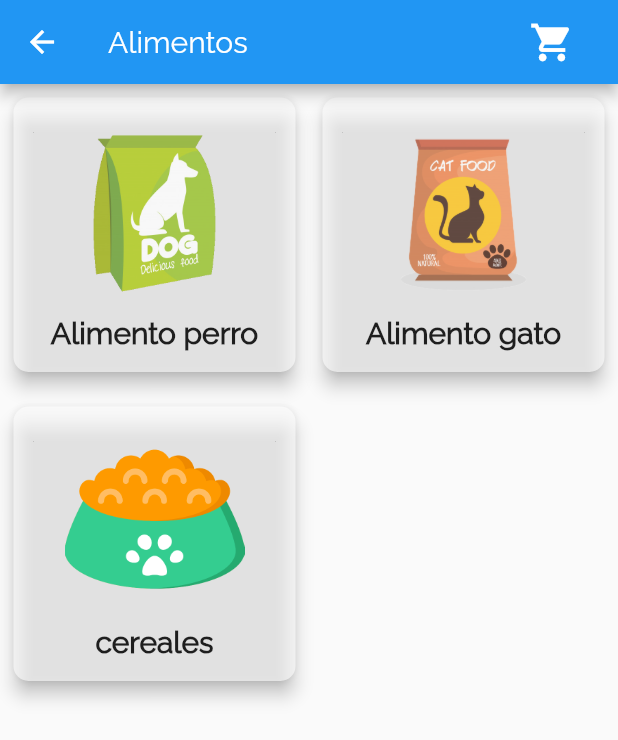
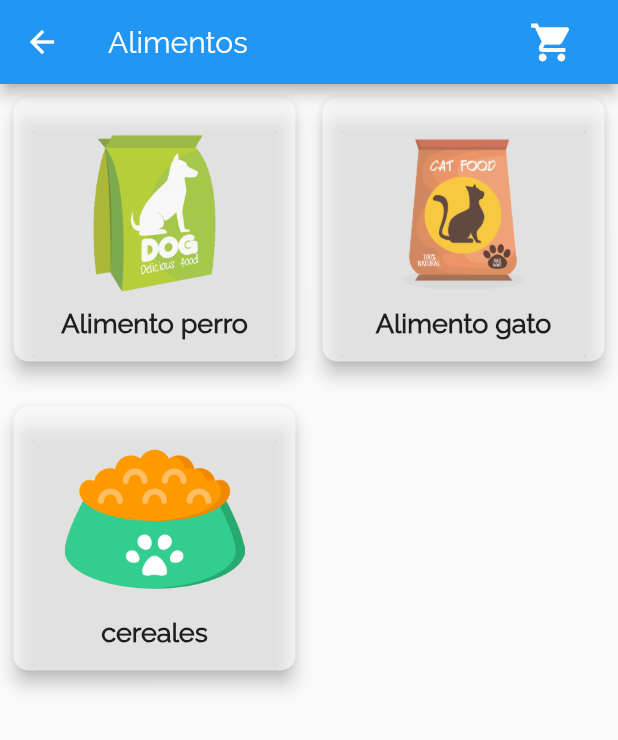
Before and after one commit to AxelCorbera/flutter_app2, a Flutter app: the screen it shows after launch, after a tap on "Alimentos", on a phone screen of 412 x 824 dp. Shown: the top 740 px of the screen. Run offline on Flutter 3.47's test engine with Material 2 defaults, Android fonts, the phone set to English and light mode, and no system bars; our stand-ins replace image_picker; missing offline and left inert: dart:ffi, mercadopago_sdk; network calls fail.

Commit message:
detalle mascota6

```diff
--- a/lib/Home.dart
+++ b/lib/Home.dart
@@ -155,16 +155,16 @@ class _HomeState extends State<Home> {
                 DrawerHeader(
                   decoration: BoxDecoration(
                     shape: BoxShape.rectangle,
-                    color: Theme.of(context).primaryColor,
+                    color: Colors.blue[800],
                   ),
                   child: Row(
                     crossAxisAlignment: CrossAxisAlignment.center,
-                    mainAxisAlignment: MainAxisAlignment.spaceBetween,
+                    mainAxisAlignment: MainAxisAlignment.spaceEvenly,
                     children: <Widget>[
                       Image(
                         image: AssetImage('lib/assets/images/logoMorita2.png'),
-                        width: 100,
-                        height: 100,
+                        width: 80,
+                        height: 80,
                       ),
                       Text(
                         'Moritas Shop',
--- a/lib/scenes/category.dart
+++ b/lib/scenes/category.dart
@@ -119,13 +119,13 @@ class _categoryState extends State<Category> {
                                     AssetImage("lib/assets/images/loader.gif"),
                               ),
                               SizedBox(
-                                height: 10,
+                                height: 5,
                               ),
                               Center(
                                 child: Text(
                                   categoriasNombres[index],
                                   style: TextStyle(
-                                      fontSize: 20,
+                                      fontSize: 18,
                                       fontWeight: FontWeight.bold),
                                 ),
                               ),
--- a/lib/scenes/items.dart
+++ b/lib/scenes/items.dart
@@ -90,7 +90,7 @@ class _ItemsState extends State<Items> {
                                     ),
                                   ),
                                   SizedBox(
-                                    height: 5,
+                                    height: 0,
                                   ),
                                   Row(
                                     mainAxisAlignment:
@@ -103,14 +103,14 @@ class _ItemsState extends State<Items> {
                                         Text(
                                           snapshot.data!.cantidad[index] + " Kg",
                                           style: TextStyle(
-                                              fontSize: 12,
+                                              fontSize: 10,
                                               fontWeight: FontWeight.bold),
                                         ),
                                       Text(
                                         "\$ " +
                                             snapshot.data!.precio[index].toString(),
                                         style: TextStyle(
-                                            fontSize: 12,
+                                            fontSize: 10,
                                             fontWeight: FontWeight.bold),
                                       ),
                                     ],
```
Also changed, not shown: lib/scenes/petDetails.dart (+13 -7 lines).
